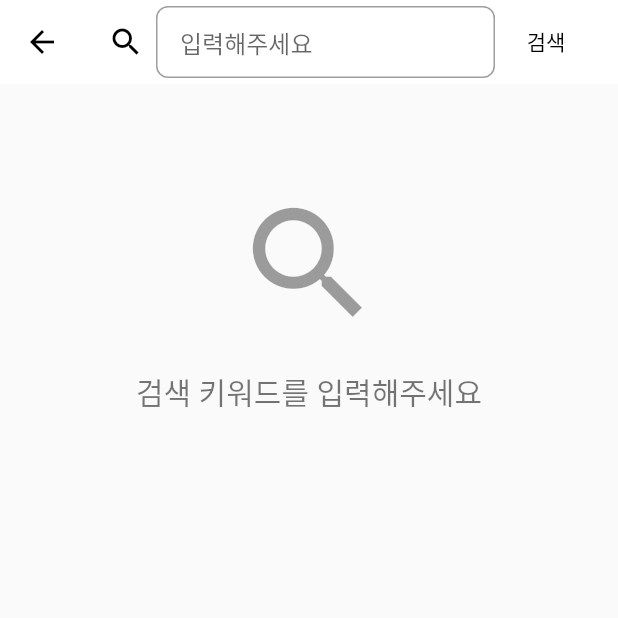
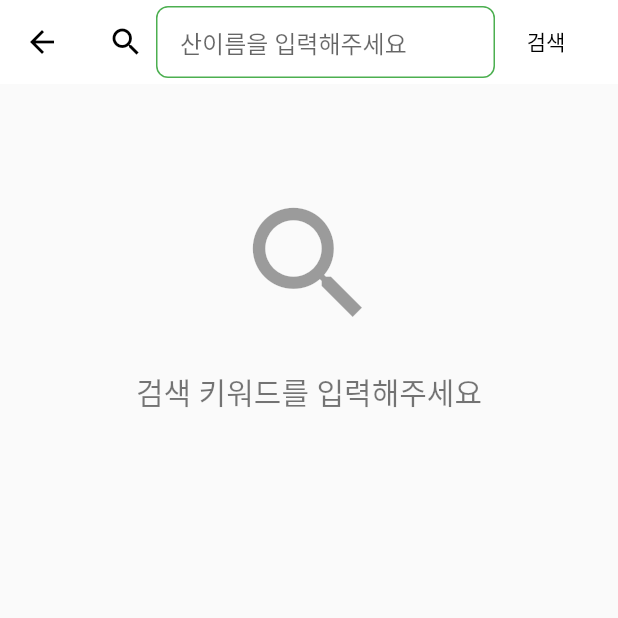
Before and after one commit to SorryKim/2023_capstone, a Flutter app: the SearchScreen screen opened directly with empty values, after a tap on "검색", on a phone screen of 412 x 824 dp, the top half of it. Run offline on Flutter 3.47's test engine with Material 2 defaults, Android fonts, the phone set to English and light mode, and no system bars; our stand-ins replace cloud_firestore, firebase_auth, firebase_core, flutter_swiper_plus, geolocator, google_sign_in and 2 more; missing offline and left inert: flutter_survey, health, shake; accounts and stored records are empty.

Commit message:
검색 기능 구현

```diff
--- a/lib/screens/search_screen.dart
+++ b/lib/screens/search_screen.dart
@@ -34,10 +34,26 @@ class _SearchScreenState extends State<SearchScreen> {
             const SizedBox(
               width: 8,
             ),
-            const Flexible(
+            Flexible(
               flex: 1,
               child: TextField(
-                decoration: InputDecoration(
+                controller: _tecStrSearchQuery,
+                decoration: const InputDecoration(
+                  // 사용자가 선택했을 경우
+                  focusedBorder: OutlineInputBorder(
+                    borderSide: BorderSide(color: Colors.green),
+                    borderRadius: BorderRadius.all(
+                      Radius.circular(8),
+                    ),
+                  ),
+
+                  // 사용가능한 경우
+                  enabledBorder: OutlineInputBorder(
+                    borderSide: BorderSide(color: Colors.green),
+                    borderRadius: BorderRadius.all(
+                      Radius.circular(8),
+                    ),
+                  ),
                   contentPadding: EdgeInsets.symmetric(
                     vertical: 8,
                     horizontal: 16,
@@ -47,7 +63,7 @@ class _SearchScreenState extends State<SearchScreen> {
                       Radius.circular(8),
                     ),
                   ),
-                  hintText: '입력해주세요',
+                  hintText: '산이름을 입력해주세요',
                 ),
               ),
             ),
@@ -55,7 +71,11 @@ class _SearchScreenState extends State<SearchScreen> {
               width: 2,
             ),
             TextButton(
-              onPressed: () {},
+              onPressed: () {
+                setState(() {
+                  strResult = _tecStrSearchQuery.text;
+                });
+              },
               child: const Text(
                 '검색',
                 style: TextStyle(color: Colors.black),
@@ -66,41 +86,11 @@ class _SearchScreenState extends State<SearchScreen> {
         elevation: 0.0,
       ),
       body: searchWidget(),
-      /* Container(
-        child: itemList.isEmpty
-            ? const Text("")
-            : ListView.separated(
-                itemBuilder: (context, index) {
-                  return ListTile(
-                    leading: ConstrainedBox(
-                      constraints: const BoxConstraints(
-                        minHeight: 80,
-                        minWidth: 80,
-                      ),
-                    ),
-                    title: Text(itemList[index].frtrlNm.toString()),
-                    subtitle: Column(
-                      crossAxisAlignment: CrossAxisAlignment.start,
-                      children: <Widget>[
-                        Text(itemList[index].lot.toString()),
-                        Text(itemList[index].aslAltide.toString()),
-                        Text(itemList[index].lat.toString()),
-                      ],
-                    ),
-                  );
-                },
-                separatorBuilder: ((context, index) {
-                  return const Divider(height: 1, color: Colors.white);
-                }),
-                itemCount: itemList.length,
-                controller: _scrollController,
-              ),
-      ),
-      */
     );
   }
 
-  Center searchWidget() {
+  Widget searchWidget() {
+    if (strResult.isEmpty) {
       return const Center(
         child: Column(
           children: [
@@ -125,5 +115,40 @@ class _SearchScreenState extends State<SearchScreen> {
           ],
         ),
       );
+    } else {
+      List<MountainsModel> searchResult = [];
+      var target = RegExp(strResult);
+      for (var temp in widget.mountains) {
+        if (target == temp.mntnName) {
+          searchResult.add(temp);
         }
       }
+
+      return ListView.separated(
+        itemBuilder: (context, index) {
+          return ListTile(
+            leading: ConstrainedBox(
+              constraints: const BoxConstraints(
+                minHeight: 80,
+                minWidth: 80,
+              ),
+            ),
+            title: Text(searchResult[index].mntnName.toString()),
+            subtitle: Column(
+              crossAxisAlignment: CrossAxisAlignment.start,
+              children: <Widget>[
+                Text(searchResult[index].latitude.toString()),
+                Text(searchResult[index].longitude.toString()),
+              ],
+            ),
+          );
+        },
+        separatorBuilder: ((context, index) {
+          return const Divider(height: 1, color: Colors.white);
+        }),
+        itemCount: searchResult.length,
+        controller: _scrollController,
+      );
+    }
+  }
+}
```
Lines whose indentation alone changed are shown as unchanged.
